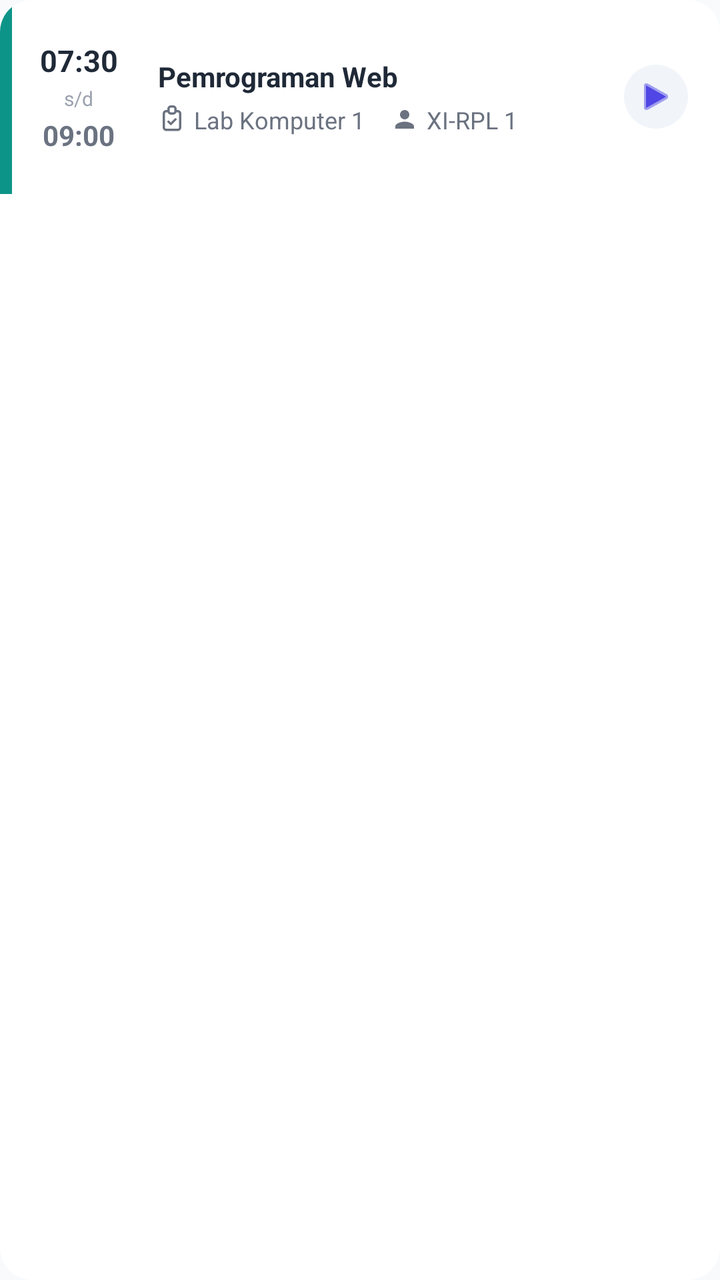
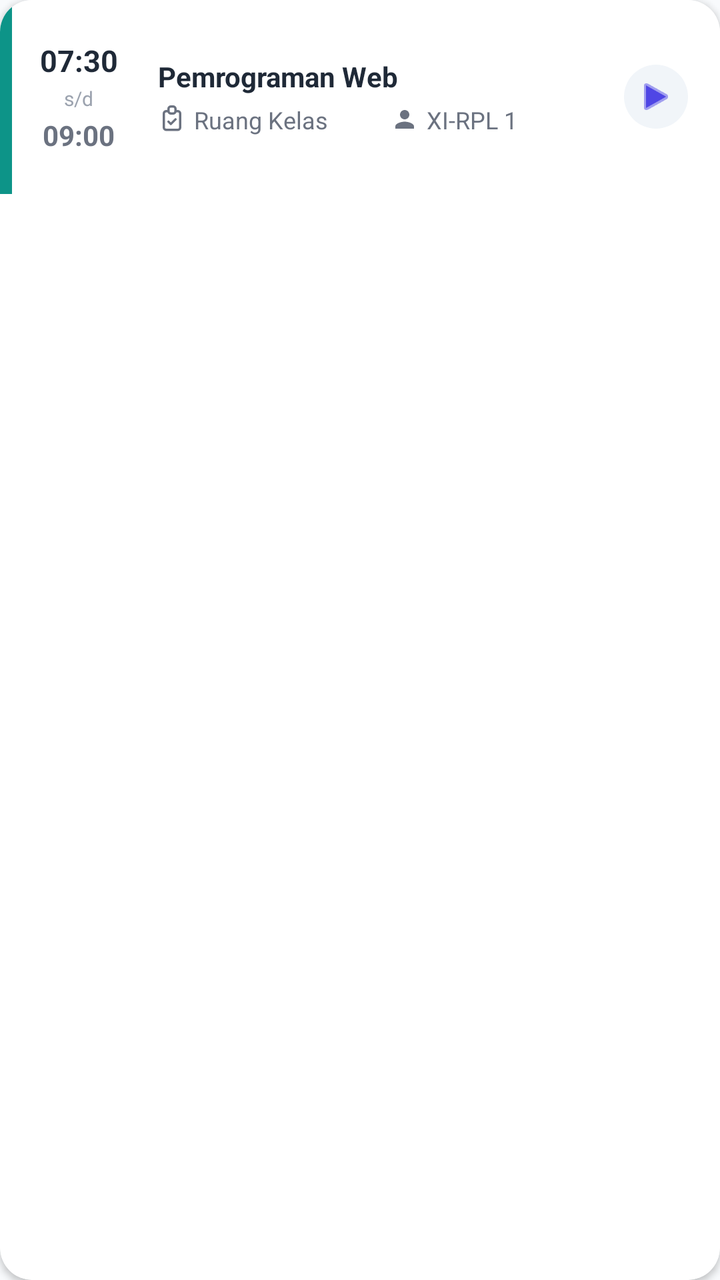

Before-and-after screenshots of an Android layout around one commit, followed by the original layout XML and the change that was made.
<!-- AndroidManifest.xml: application theme Theme.MarijanCBT -->
<!-- res/layout/item_jadwal_hari_ini.xml -->
<?xml version="1.0" encoding="utf-8"?>
<androidx.cardview.widget.CardView xmlns:android="http://schemas.android.com/apk/res/android"
    xmlns:app="http://schemas.android.com/apk/res-auto"
    xmlns:tools="http://schemas.android.com/tools"
    tools:ignore="HardcodedText,ContentDescription,Autofill,UseCompoundDrawables"
    android:layout_width="match_parent"
    android:layout_height="wrap_content"
    android:layout_marginBottom="12dp"
    app:cardCornerRadius="16dp"
    app:cardElevation="0dp"
    android:clickable="true"
    android:focusable="true"
    android:foreground="?attr/selectableItemBackground">

    <LinearLayout
        android:layout_width="match_parent"
        android:layout_height="wrap_content"
        android:background="#FFFFFF"
        android:orientation="horizontal"
        android:gravity="center_vertical">
        
        
        <View
            android:layout_width="6dp"
            android:layout_height="match_parent"
            android:background="#0D9488" />

        <LinearLayout
            android:layout_width="match_parent"
            android:layout_height="wrap_content"
            android:orientation="horizontal"
            android:paddingVertical="16dp"
            android:paddingStart="10dp"
            android:paddingEnd="16dp"
            android:gravity="center_vertical">
            
            
            <LinearLayout
                android:layout_width="wrap_content"
                android:layout_height="wrap_content"
                android:orientation="vertical"
                android:padding="4dp"
                android:gravity="center"
                android:layout_marginEnd="16dp">
                <TextView
                    android:id="@+id/tvJamMulai"
                    android:layout_width="wrap_content"
                    android:layout_height="wrap_content"
                    android:text="07:30"
                    android:textColor="#1F2937"
                    android:textSize="15sp"
                    android:textStyle="bold" />
                <TextView
                    android:layout_width="wrap_content"
                    android:layout_height="wrap_content"
                    android:text="s/d"
                    android:textColor="#9CA3AF"
                    android:textSize="10sp"
                    android:layout_marginVertical="2dp" />
                <TextView
                    android:id="@+id/tvJamSelesai"
                    android:layout_width="wrap_content"
                    android:layout_height="wrap_content"
                    android:text="09:00"
                    android:textColor="#6B7280"
                    android:textSize="14sp"
                    android:textStyle="bold" />
            </LinearLayout>

            
            <LinearLayout
                android:layout_width="0dp"
                android:layout_height="wrap_content"
                android:layout_weight="1"
                android:orientation="vertical">
                <TextView
                    android:id="@+id/tvMataPelajaran"
                    android:layout_width="wrap_content"
                    android:layout_height="wrap_content"
                    android:text="Pemrograman Web"
                    android:textColor="#1F2937"
                    android:textSize="14sp"
                    android:textStyle="bold"
                    android:layout_marginBottom="4dp" />
                <LinearLayout
                    android:layout_width="match_parent"
                    android:layout_height="wrap_content"
                    android:orientation="horizontal">
                    <LinearLayout
                        android:layout_width="0dp"
                        android:layout_weight="1"
                        android:layout_height="wrap_content"
                        android:orientation="horizontal"
                        android:gravity="center_vertical">
                        <ImageView
                            android:layout_width="14dp"
                            android:layout_height="14dp"
                            android:src="@drawable/ic_modern_tugas"
                            app:tint="#6B7280"
                            android:layout_marginEnd="4dp" />
                        <TextView
                            android:id="@+id/tvRuang"
                            android:layout_width="wrap_content"
                            android:layout_height="wrap_content"
                            android:text="Lab Komputer 1"
                            android:textColor="#6B7280"
                            android:textSize="12sp" />
                    </LinearLayout>
                    <LinearLayout
                        android:layout_width="0dp"
                        android:layout_weight="1"
                        android:layout_height="wrap_content"
                        android:orientation="horizontal"
                        android:gravity="center_vertical">
                        <ImageView
                            android:layout_width="14dp"
                            android:layout_height="14dp"
                            android:src="@drawable/ic_modern_profile"
                            app:tint="#6B7280"
                            android:layout_marginEnd="4dp" />
                        <TextView
                            android:id="@+id/tvKelas"
                            android:layout_width="wrap_content"
                            android:layout_height="wrap_content"
                            android:text="XI-RPL 1"
                            android:textColor="#6B7280"
                            android:textSize="12sp" />
                    </LinearLayout>
                </LinearLayout>
                
                
                <LinearLayout
                    android:id="@+id/llJurnalDetail"
                    android:layout_width="match_parent"
                    android:layout_height="wrap_content"
                    android:orientation="vertical"
                    android:layout_marginTop="8dp"
                    android:visibility="gone">
                    <LinearLayout
                        android:layout_width="match_parent"
                        android:layout_height="wrap_content"
                        android:orientation="horizontal"
                        android:gravity="center_vertical">
                        <ImageView
                            android:layout_width="14dp"
                            android:layout_height="14dp"
                            android:src="@android:drawable/ic_menu_edit"
                            app:tint="#10B981"
                            android:layout_marginEnd="4dp" />
                        <TextView
                            android:id="@+id/tvJurnalMateri"
                            android:layout_width="wrap_content"
                            android:layout_height="wrap_content"
                            android:text="Materi: -"
                            android:textColor="#10B981"
                            android:textSize="12sp"
                            android:textStyle="italic" />
                    </LinearLayout>
                    <LinearLayout
                        android:layout_width="match_parent"
                        android:layout_height="wrap_content"
                        android:orientation="horizontal"
                        android:gravity="center_vertical"
                        android:layout_marginTop="4dp">
                        <ImageView
                            android:layout_width="14dp"
                            android:layout_height="14dp"
                            android:src="@android:drawable/ic_menu_myplaces"
                            app:tint="#10B981"
                            android:layout_marginEnd="4dp" />
                        <TextView
                            android:id="@+id/tvJurnalPresensi"
                            android:layout_width="0dp"
                            android:layout_weight="1"
                            android:layout_height="wrap_content"
                            android:text="H:0 I:0 S:0 A:0"
                            android:textColor="#10B981"
                            android:textSize="10sp"
                            android:textStyle="bold" />
                        <androidx.cardview.widget.CardView
                            android:id="@+id/cvFotoPreview"
                            android:layout_width="48dp"
                            android:layout_height="36dp"
                            app:cardCornerRadius="4dp"
                            app:cardElevation="0dp"
                            android:visibility="gone">
                            <ImageView
                                android:id="@+id/ivFotoPreview"
                                android:layout_width="match_parent"
                                android:layout_height="match_parent"
                                android:scaleType="centerCrop"
                                android:src="@android:color/darker_gray" />
                        </androidx.cardview.widget.CardView>
                    </LinearLayout>
                </LinearLayout>
            </LinearLayout>

            
            <ImageView
                android:id="@+id/ivAction"
                android:layout_width="32dp"
                android:layout_height="32dp"
                android:src="@android:drawable/ic_media_play"
                android:background="@drawable/bg_icon_circle"
                android:backgroundTint="#F1F5F9"
                app:tint="#4F46E5"
                android:padding="6dp" />
        </LinearLayout>
    </LinearLayout>
</androidx.cardview.widget.CardView>
<!-- resources referenced by this layout -->
<resources>
  <!-- drawable bg_icon_circle (drawable) -->
  ﻿<?xml version="1.0" encoding="utf-8"?>
  <shape xmlns:android="http://schemas.android.com/apk/res/android"
      android:shape="oval">
      <solid android:color="#FFFFFF" />
  </shape>
  <!-- drawable ic_modern_profile (drawable) -->
  <vector xmlns:android="http://schemas.android.com/apk/res/android"
      android:width="24dp"
      android:height="24dp"
      android:viewportWidth="24"
      android:viewportHeight="24">
    <path
        android:fillColor="@android:color/white"
        android:pathData="M12,12c2.21,0 4,-1.79 4,-4s-1.79,-4 -4,-4 -4,1.79 -4,4 1.79,4 4,4zM12,14c-2.67,0 -8,1.34 -8,4v2h16v-2c0,-2.66 -5.33,-4 -8,-4z"/>
  </vector>
  <!-- drawable ic_modern_tugas (drawable) -->
  <vector xmlns:android="http://schemas.android.com/apk/res/android" android:width="24dp" android:height="24dp" android:viewportWidth="24" android:viewportHeight="24">
    <path android:fillColor="#00000000" android:strokeColor="#DC2626" android:strokeWidth="2" android:strokeLineCap="round" android:strokeLineJoin="round" android:pathData="M9 5H7a2 2 0 0 0 -2 2v12a2 2 0 0 0 2 2h10a2 2 0 0 0 2 -2V7a2 2 0 0 0 -2 -2h-2 M9 3a2 2 0 0 1 2 -2h2a2 2 0 0 1 2 2v2a2 2 0 0 1 -2 2h-2a2 2 0 0 1 -2 -2z M9 14l2 2l4 -4"/>
  </vector>
  <style name="Theme.MarijanCBT" parent="Theme.AppCompat.Light.NoActionBar">
          <item name="android:windowLightStatusBar">true</item>
          <item name="android:statusBarColor">#FFFFFF</item>
          <item name="android:windowBackground">#F8FAFC</item>
          <item name="android:windowAnimationStyle">@style/WindowAnimation.Smooth</item>
      </style>
  <style name="WindowAnimation.Smooth" parent="@android:style/Animation.Activity">
          <item name="android:activityOpenEnterAnimation">@anim/fade_in_smooth</item>
          <item name="android:activityOpenExitAnimation">@anim/stay_smooth</item>
          <item name="android:activityCloseEnterAnimation">@anim/stay_smooth</item>
          <item name="android:activityCloseExitAnimation">@anim/fade_out_smooth</item>
          <item name="android:taskOpenEnterAnimation">@anim/fade_in_smooth</item>
          <item name="android:taskOpenExitAnimation">@anim/stay_smooth</item>
          <item name="android:taskCloseEnterAnimation">@anim/stay_smooth</item>
          <item name="android:taskCloseExitAnimation">@anim/fade_out_smooth</item>
          <item name="android:taskToFrontEnterAnimation">@anim/fade_in_smooth</item>
          <item name="android:taskToFrontExitAnimation">@anim/stay_smooth</item>
          <item name="android:taskToBackEnterAnimation">@anim/stay_smooth</item>
          <item name="android:taskToBackExitAnimation">@anim/fade_out_smooth</item>
      </style>
</resources>

<!-- the commit's change to res/layout/item_jadwal_hari_ini.xml (unified diff, before → after) -->
@@ -7,7 +7,7 @@
     android:layout_height="wrap_content"
     android:layout_marginBottom="12dp"
     app:cardCornerRadius="16dp"
-    app:cardElevation="0dp"
+    app:cardElevation="2dp"
     android:clickable="true"
     android:focusable="true"
     android:foreground="?attr/selectableItemBackground">
@@ -102,7 +102,7 @@
                             android:id="@+id/tvRuang"
                             android:layout_width="wrap_content"
                             android:layout_height="wrap_content"
-                            android:text="Lab Komputer 1"
+                            android:text="Ruang Kelas"
                             android:textColor="#6B7280"
                             android:textSize="12sp" />
                     </LinearLayout>
